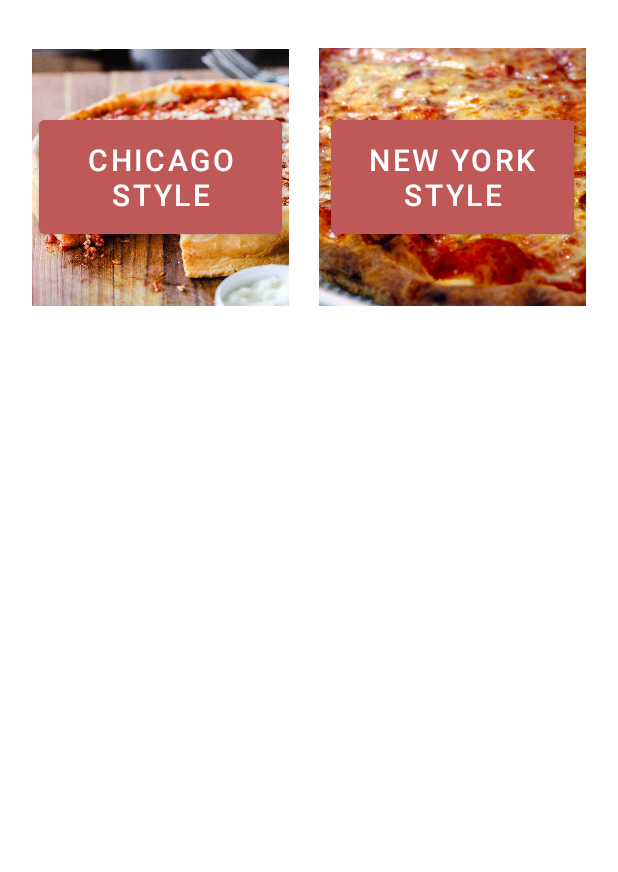
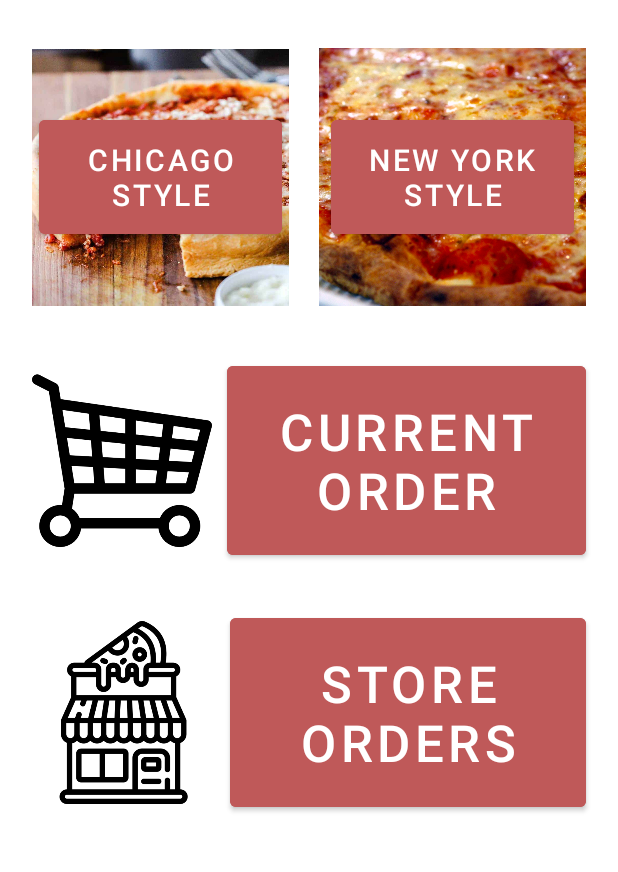
Before and after one commit to davidm8192/AndroidPizzeria, an Android app: the screen it shows after launch (MainActivity), on a phone screen of 412 x 824 dp, the part 282-1154 px from its top. Run offline under Robolectric (Android 15) with nearby library versions, the light colour scheme and no system bars.

Commit message:
Main UI done

```diff
--- a/app/src/main/res/layout/activity_main.xml
+++ b/app/src/main/res/layout/activity_main.xml
@@ -83,8 +83,61 @@
                     android:backgroundTint="#BF5959"
                     android:text="NEW YORK STYLE"
                     android:textSize="20sp" />
+
             </FrameLayout>
 
+        </LinearLayout>
+
+        <LinearLayout
+            android:layout_width="match_parent"
+            android:layout_height="148dp"
+            android:orientation="horizontal">
+
+            <ImageView
+                android:id="@+id/shoppingCartImage"
+                android:layout_width="200dp"
+                android:layout_height="138dp"
+                android:layout_marginStart="20dp"
+                android:layout_marginEnd="10dp"
+                android:layout_weight="1"
+                app:srcCompat="@drawable/shopping_cart" />
+
+            <Button
+                android:id="@+id/currentOrderButton"
+                android:layout_width="wrap_content"
+                android:layout_height="138dp"
+                android:layout_marginEnd="20dp"
+                android:layout_weight="1"
+                android:backgroundTint="#BF5959"
+                android:text="Current Order"
+                android:textSize="34sp" />
+
+        </LinearLayout>
+
+        <LinearLayout
+            android:layout_width="match_parent"
+            android:layout_height="161dp"
+            android:orientation="horizontal"
+            android:paddingTop="20dp">
+
+            <ImageView
+                android:id="@+id/storeImage"
+                android:layout_width="191dp"
+                android:layout_height="138dp"
+                android:layout_marginStart="20dp"
+                android:layout_marginEnd="10dp"
+                android:layout_weight="1"
+                app:srcCompat="@drawable/store_icon" />
+
+            <Button
+                android:id="@+id/storeOrderButton"
+                android:layout_width="wrap_content"
+                android:layout_height="138dp"
+                android:layout_marginEnd="20dp"
+                android:layout_weight="1"
+                android:backgroundTint="#BF5959"
+                android:text="Store Orders"
+                android:textSize="34sp" />
         </LinearLayout>
 
     </LinearLayout>
```
